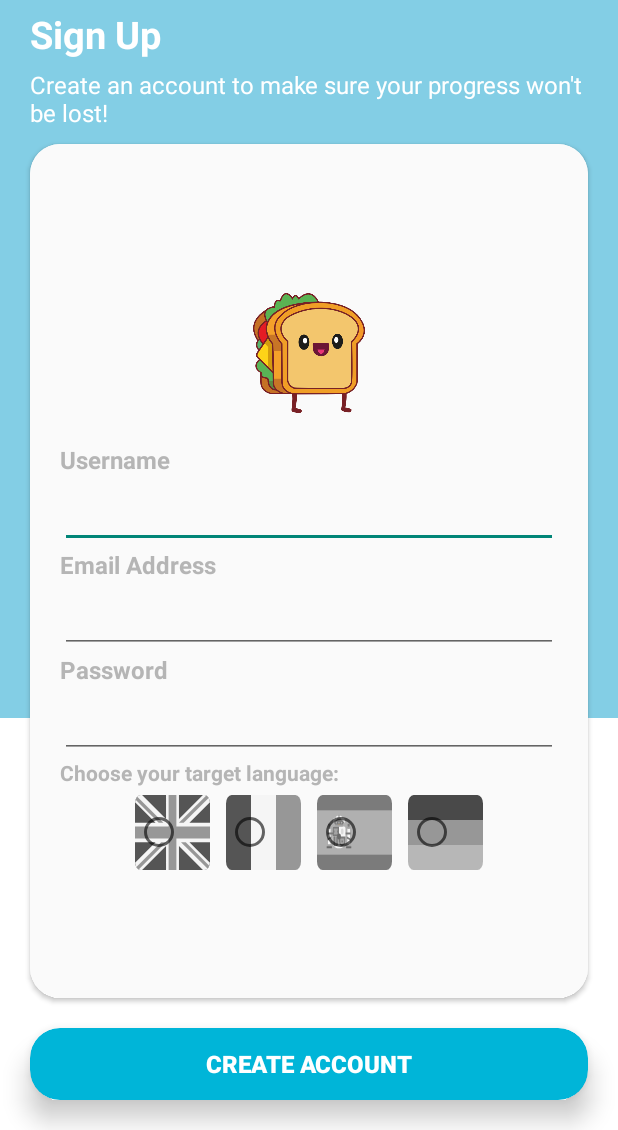
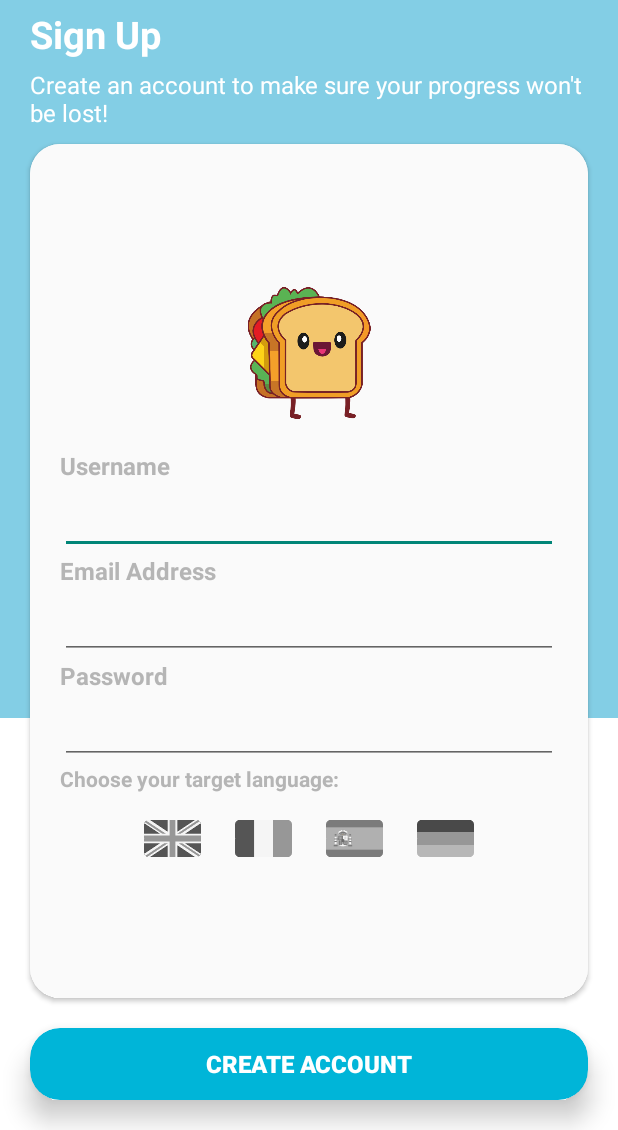
Before and after one commit to nikosiz/Sanguage, an Android app: the SignUpActivity screen opened directly, with no data from a screen before it, on a phone screen of 412 x 824 dp, the part 106-1236 px from its top. Run offline under Robolectric (Android 15) with nearby library versions, the phone set to English and light mode, and no system bars; libraries missing offline, so code that uses them is left out: com.balysv.materialripple; plain views replace MaterialRippleLayout; Roboto replaces fonts that are not available here.

Commit message:
Fixed radio buttons a bit but more is needed
Fixed Sign in layout

```diff
--- a/app/src/main/res/layout-v28/activity_sign_up.xml
+++ b/app/src/main/res/layout-v28/activity_sign_up.xml
@@ -33,7 +33,6 @@
             android:layout_width="match_parent"
             android:layout_height="wrap_content"
             android:layout_marginTop="10dp"
-
             android:layout_marginBottom="5dp"
             android:fontFamily="@font/fredoka_one"
             android:gravity="center"
@@ -86,13 +85,13 @@
 
                 <RelativeLayout
                     android:layout_width="match_parent"
-                    android:layout_height="80dp"
+                    android:layout_height="wrap_content"
                     android:layout_marginTop="20dp"
                     android:layout_marginBottom="20dp">
 
                     <ImageView
-                        android:layout_width="100dp"
-                        android:layout_height="match_parent"
+                        android:layout_width="match_parent"
+                        android:layout_height="wrap_content"
                         android:layout_centerInParent="true"
                         android:contentDescription="@string/mascot_img"
                         android:src="@drawable/ic_mascot">
@@ -182,23 +181,24 @@
 
                     <RadioGroup
                         android:id="@+id/radio_group"
-                        android:layout_width="wrap_content"
+                        android:layout_width="match_parent"
                         android:layout_height="wrap_content"
-                        android:orientation="horizontal"
-                        >
+                        android:gravity="center"
+                        android:orientation="horizontal">
 
                         <RadioButton
-
                             android:id="@+id/learn_english"
                             style="?android:attr/buttonBarButtonStyle"
-
                             android:layout_width="50dp"
                             android:layout_height="50dp"
                             android:layout_margin="5dp"
                             android:width="50dp"
                             android:background="@drawable/en_button"
+                            android:button="@color/transparent"
                             android:clickable="true"
                             android:focusable="true"
+                            android:scaleX="0.75"
+                            android:scaleY="0.5"
                             tools:ignore="SpeakableTextPresentCheck" />
 
                         <RadioButton
@@ -209,6 +209,9 @@
                             android:layout_margin="5dp"
                             android:width="50dp"
                             android:background="@drawable/fr_button"
+                            android:button="@color/transparent"
+                            android:scaleX="0.75"
+                            android:scaleY="0.5"
                             tools:ignore="SpeakableTextPresentCheck" />
 
                         <RadioButton
@@ -219,6 +222,11 @@
                             android:layout_margin="5dp"
                             android:width="50dp"
                             android:background="@drawable/es_button"
+                            android:button="@color/transparent"
+                            android:clickable="true"
+                            android:focusable="true"
+                            android:scaleX="0.75"
+                            android:scaleY="0.5"
                             tools:ignore="SpeakableTextPresentCheck" />
 
                         <RadioButton
@@ -229,11 +237,13 @@
                             android:layout_margin="5dp"
                             android:width="50dp"
                             android:background="@drawable/de_button"
+                            android:button="@color/transparent"
+                            android:scaleX="0.75"
+                            android:scaleY="0.5"
                             tools:ignore="SpeakableTextPresentCheck" />
 
 
                     </RadioGroup>
-
 
                 </LinearLayout>
 
--- a/app/src/main/res/layout/activity_sign_in.xml
+++ b/app/src/main/res/layout/activity_sign_in.xml
@@ -72,6 +72,10 @@
                 android:orientation="vertical"
                 android:padding="40dp">
 
+                <RelativeLayout
+                    android:layout_width="wrap_content"
+                    android:layout_height="wrap_content">
+
                     <ImageView
                         android:layout_width="200dp"
                         android:layout_height="200dp"
@@ -80,6 +84,7 @@
                         android:src="@drawable/ic_mascot">
 
                     </ImageView>
+                </RelativeLayout>
 
                 <TextView
                     android:layout_width="match_parent"
@@ -122,6 +127,9 @@
 
             </LinearLayout>
 
+        </androidx.cardview.widget.CardView>
+
+
         <androidx.cardview.widget.CardView
 
             android:layout_width="match_parent"
@@ -129,9 +137,8 @@
             android:layout_rowWeight="1"
             android:layout_columnWeight="1"
             android:layout_gravity="bottom"
-                android:layout_marginLeft="40dp"
-                android:layout_marginTop="40dp"
-                android:layout_marginRight="40dp"
+            android:layout_marginLeft="20dp"
+            android:layout_marginRight="20dp"
             android:layout_marginBottom="20dp"
             android:clickable="true"
             android:focusable="true"
@@ -160,8 +167,6 @@
 
         </androidx.cardview.widget.CardView>
 
-        </androidx.cardview.widget.CardView>
-
 
     </LinearLayout>
 
--- a/app/src/main/res/layout/activity_sign_up.xml
+++ b/app/src/main/res/layout/activity_sign_up.xml
@@ -33,7 +33,6 @@
             android:layout_width="match_parent"
             android:layout_height="wrap_content"
             android:layout_marginTop="10dp"
-
             android:layout_marginBottom="5dp"
             android:fontFamily="@font/fredoka_one"
             android:gravity="center"
@@ -86,13 +85,13 @@
 
                 <RelativeLayout
                     android:layout_width="match_parent"
-                    android:layout_height="80dp"
+                    android:layout_height="wrap_content"
                     android:layout_marginTop="20dp"
                     android:layout_marginBottom="20dp">
 
                     <ImageView
-                        android:layout_width="100dp"
-                        android:layout_height="match_parent"
+                        android:layout_width="match_parent"
+                        android:layout_height="wrap_content"
                         android:layout_centerInParent="true"
                         android:contentDescription="@string/mascot_img"
                         android:src="@drawable/ic_mascot">
@@ -182,10 +181,10 @@
 
                     <RadioGroup
                         android:id="@+id/radio_group"
-                        android:layout_width="wrap_content"
+                        android:layout_width="match_parent"
                         android:layout_height="wrap_content"
-                        android:orientation="horizontal"
-                        >
+                        android:gravity="center"
+                        android:orientation="horizontal">
 
                         <RadioButton
                             android:id="@+id/learn_english"
@@ -195,9 +194,12 @@
                             android:layout_margin="5dp"
                             android:width="50dp"
                             android:background="@drawable/en_button"
+                            android:button="@color/transparent"
                             android:clickable="true"
                             android:focusable="true"
-                            tools:ignore="SpeakableTextPresentCheck"/>
+                            android:scaleX="0.75"
+                            android:scaleY="0.5"
+                            tools:ignore="SpeakableTextPresentCheck" />
 
                         <RadioButton
                             android:id="@+id/learn_french"
@@ -207,6 +209,9 @@
                             android:layout_margin="5dp"
                             android:width="50dp"
                             android:background="@drawable/fr_button"
+                            android:button="@color/transparent"
+                            android:scaleX="0.75"
+                            android:scaleY="0.5"
                             tools:ignore="SpeakableTextPresentCheck" />
 
                         <RadioButton
@@ -217,6 +222,11 @@
                             android:layout_margin="5dp"
                             android:width="50dp"
                             android:background="@drawable/es_button"
+                            android:button="@color/transparent"
+                            android:clickable="true"
+                            android:focusable="true"
+                            android:scaleX="0.75"
+                            android:scaleY="0.5"
                             tools:ignore="SpeakableTextPresentCheck" />
 
                         <RadioButton
@@ -227,11 +237,13 @@
                             android:layout_margin="5dp"
                             android:width="50dp"
                             android:background="@drawable/de_button"
+                            android:button="@color/transparent"
+                            android:scaleX="0.75"
+                            android:scaleY="0.5"
                             tools:ignore="SpeakableTextPresentCheck" />
 
 
                     </RadioGroup>
-
 
 
                 </LinearLayout>
```
Lines whose indentation alone changed are shown as unchanged.
